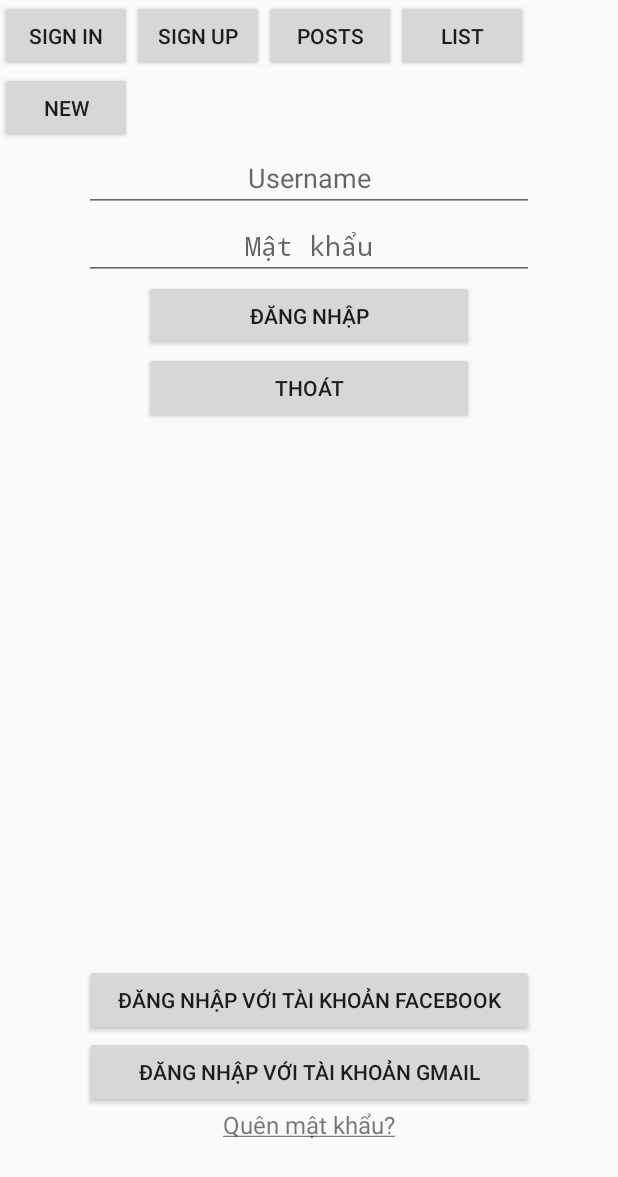
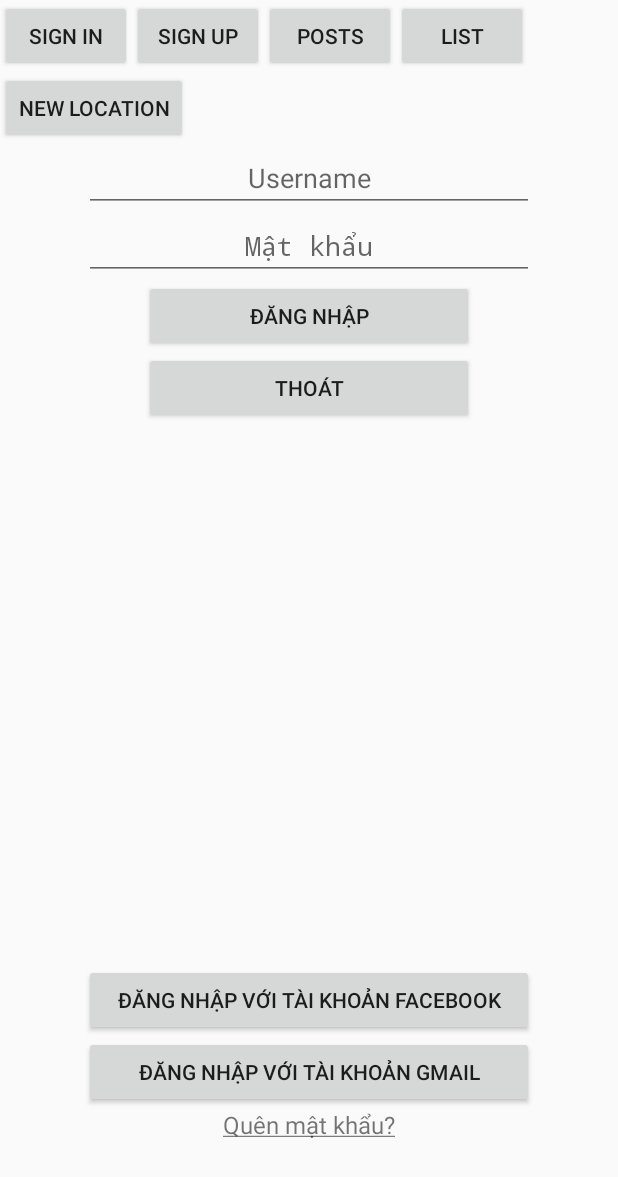
Before and after one commit to tungpham6195/comnha.app, an Android app: the screen it shows after launch (MainActivity), after a tap on "SIGN IN", on a phone screen of 412 x 824 dp. Shown: the top 1177 px of the screen. Run offline under Robolectric (Android 15) with nearby library versions, the phone set to English and light mode, and no system bars; our stand-ins replace Firebase (no records; nobody signed in at launch, a user with empty details on screens opened directly).

Commit message:
tung1 2/10/2016

```diff
--- a/Comnha/app/src/main/res/layout/activity_main.xml
+++ b/Comnha/app/src/main/res/layout/activity_main.xml
@@ -45,7 +45,7 @@
                 android:layout_below="@id/btn_postlst"
                 android:id="@+id/btn_newlocation"
                 android:layout_height="wrap_content"
-                android:text="NEW"
+                android:text="NEW LOCATION"
                 android:layout_width="wrap_content" />
         </RelativeLayout>
 
```
